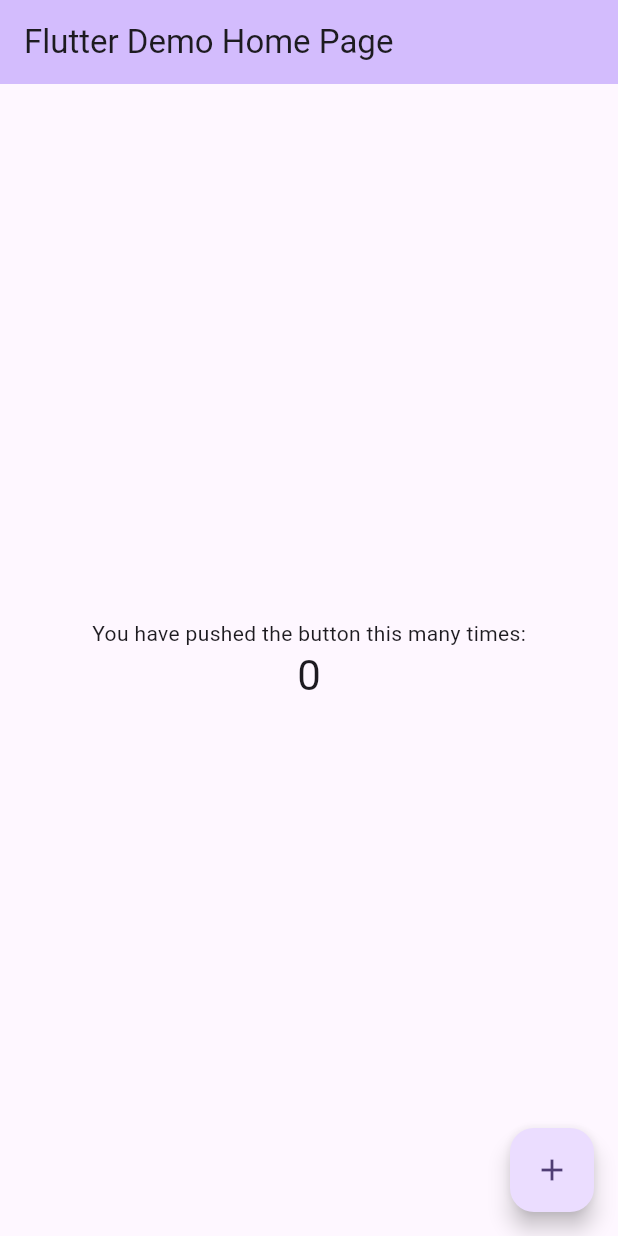
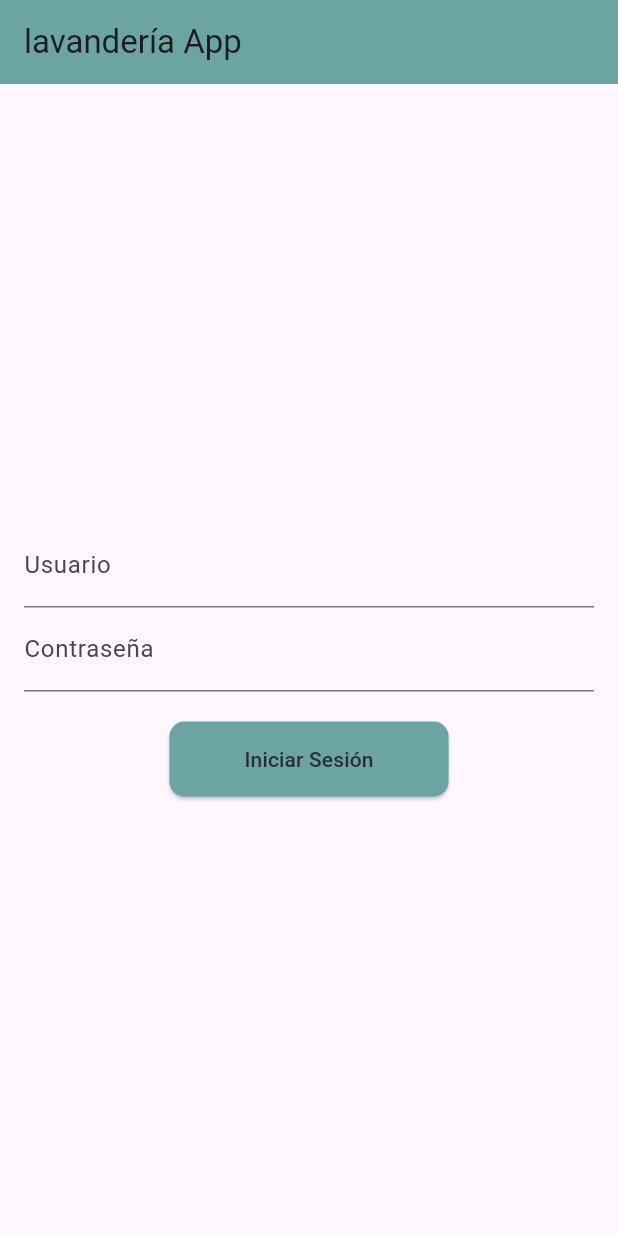
Before and after one commit to MarLiz-SanCam/app_carnet_veterinario, a Flutter app: the screen it shows after launch, on a phone screen of 412 x 824 dp. Run offline on Flutter 3.47's test engine with Material 3 defaults, Android fonts, the light colour scheme and no system bars.

Commit message:
created theme data and color palette

```diff
--- /dev/null
+++ b/lib/app_colors.dart
@@ -0,0 +1,38 @@
+import 'package:flutter/material.dart';
+
+@immutable
+class AppColors extends ThemeExtension<AppColors> {
+  const AppColors({
+    required this.accentuated,
+    required this.overlay,
+    required this.hint,
+  });
+
+  final Color? accentuated;
+  final Color? overlay;
+  final Color? hint;
+
+  @override
+  AppColors copyWith({
+    Color? accentuated,
+    Color? overlay,
+    Color? hint,
+  }) =>
+      AppColors(
+        accentuated: accentuated ?? this.accentuated,
+        overlay: overlay ?? this.overlay,
+        hint: hint ?? this.hint,
+      );
+
+  @override
+  AppColors lerp(AppColors? other, double t) {
+    if (other is! AppColors) {
+      return this;
+    }
+    return AppColors(
+      accentuated: Color.lerp(accentuated, other.accentuated, t),
+      overlay: Color.lerp(overlay, other.overlay, t),
+      hint: Color.lerp(hint, other.hint, t),
+    );
+  }
+}
--- a/lib/main.dart
+++ b/lib/main.dart
@@ -1,125 +1,92 @@
 import 'package:flutter/material.dart';
-
+import 'package:veterinaria_pbd/app_colors.dart';
 void main() {
-  runApp(const MyApp());
+  runApp(MyApp());
 }
 
 class MyApp extends StatelessWidget {
-  const MyApp({super.key});
-
-  // This widget is the root of your application.
   @override
   Widget build(BuildContext context) {
     return MaterialApp(
-      title: 'Flutter Demo',
-      theme: ThemeData(
-        // This is the theme of your application.
-        //
-        // TRY THIS: Try running your application with "flutter run". You'll see
-        // the application has a purple toolbar. Then, without quitting the app,
-        // try changing the seedColor in the colorScheme below to Colors.green
-        // and then invoke "hot reload" (save your changes or press the "hot
-        // reload" button in a Flutter-supported IDE, or press "r" if you used
-        // the command line to start the app).
-        //
-        // Notice that the counter didn't reset back to zero; the application
-        // state is not lost during the reload. To reset the state, use hot
-        // restart instead.
-        //
-        // This works for code too, not just values: Most code changes can be
-        // tested with just a hot reload.
-        colorScheme: ColorScheme.fromSeed(seedColor: Colors.deepPurple),
-        useMaterial3: true,
+      title: 'Lavandería App',
+      theme: ThemeData.light().copyWith(
+        extensions: const[AppColors(
+          accentuated: Color.fromARGB(255, 107, 164, 163),
+          overlay: Color(0xFFb4e6e3),
+          hint: Color(0xFFd8eceb),
+        )],
+        elevatedButtonTheme: ElevatedButtonThemeData(style: ElevatedButton.styleFrom(
+            shape: RoundedRectangleBorder(
+                borderRadius: BorderRadius.circular(10.0)),
+            backgroundColor:  Color.fromARGB(255, 107, 164, 163),
+            foregroundColor: Color(0xff292b2c),
+            padding: const EdgeInsets.symmetric(horizontal: 50, vertical: 15),
+          ),)
       ),
-      home: const MyHomePage(title: 'Flutter Demo Home Page'),
+      home: LoginPage(),
     );
   }
 }
 
-class MyHomePage extends StatefulWidget {
-  const MyHomePage({super.key, required this.title});
-
-  // This widget is the home page of your application. It is stateful, meaning
-  // that it has a State object (defined below) that contains fields that affect
-  // how it looks.
-
-  // This class is the configuration for the state. It holds the values (in this
-  // case the title) provided by the parent (in this case the App widget) and
-  // used by the build method of the State. Fields in a Widget subclass are
-  // always marked "final".
-
-  final String title;
-
+class LoginPage extends StatefulWidget {
   @override
-  State<MyHomePage> createState() => _MyHomePageState();
+  _LoginPageState createState() => _LoginPageState();
 }
 
-class _MyHomePageState extends State<MyHomePage> {
-  int _counter = 0;
+class _LoginPageState extends State<LoginPage> {
+  final _usernameController = TextEditingController();
+  final _passwordController = TextEditingController();
 
-  void _incrementCounter() {
-    setState(() {
-      // This call to setState tells the Flutter framework that something has
-      // changed in this State, which causes it to rerun the build method below
-      // so that the display can reflect the updated values. If we changed
-      // _counter without calling setState(), then the build method would not be
-      // called again, and so nothing would appear to happen.
-      _counter++;
-    });
+  void _login() { // Función para iniciar sesión.
+  //TODO: Agregar lógica de inicio de sesión aquí, esto es solo un ejemplo con un snackbar.
+    final username = _usernameController.text;
+    final password = _passwordController.text;
+
+
+    if (username == 'someone' && password == 'password') {
+
+      ScaffoldMessenger.of(context).showSnackBar(
+        SnackBar(content: Text('Login exitoso')),
+      );
+    } else {
+      // Simula un error de inicio de sesión
+      ScaffoldMessenger.of(context).showSnackBar(
+        SnackBar(content: Text('Usuario o contraseña incorrectos')),
+      );
+    }
   }
 
   @override
   Widget build(BuildContext context) {
-    // This method is rerun every time setState is called, for instance as done
-    // by the _incrementCounter method above.
-    //
-    // The Flutter framework has been optimized to make rerunning build methods
-    // fast, so that you can just rebuild anything that needs updating rather
-    // than having to individually change instances of widgets.
+    var colors = Theme.of(context).extension<AppColors>()!;
     return Scaffold(
       appBar: AppBar(
-        // TRY THIS: Try changing the color here to a specific color (to
-        // Colors.amber, perhaps?) and trigger a hot reload to see the AppBar
-        // change color while the other colors stay the same.
-        backgroundColor: Theme.of(context).colorScheme.inversePrimary,
-        // Here we take the value from the MyHomePage object that was created by
-        // the App.build method, and use it to set our appbar title.
-        title: Text(widget.title),
+        backgroundColor: colors.accentuated,
+        title: Text('lavandería App'),
       ),
-      body: Center(
-        // Center is a layout widget. It takes a single child and positions it
-        // in the middle of the parent.
+      body: Padding(
+
+        padding: EdgeInsets.all(16.0),
         child: Column(
-          // Column is also a layout widget. It takes a list of children and
-          // arranges them vertically. By default, it sizes itself to fit its
-          // children horizontally, and tries to be as tall as its parent.
-          //
-          // Column has various properties to control how it sizes itself and
-          // how it positions its children. Here we use mainAxisAlignment to
-          // center the children vertically; the main axis here is the vertical
-          // axis because Columns are vertical (the cross axis would be
-          // horizontal).
-          //
-          // TRY THIS: Invoke "debug painting" (choose the "Toggle Debug Paint"
-          // action in the IDE, or press "p" in the console), to see the
-          // wireframe for each widget.
           mainAxisAlignment: MainAxisAlignment.center,
           children: <Widget>[
-            const Text(
-              'You have pushed the button this many times:',
+            TextField(
+              controller: _usernameController,
+              decoration: InputDecoration(labelText: 'Usuario'),
             ),
-            Text(
-              '$_counter',
-              style: Theme.of(context).textTheme.headlineMedium,
+            TextField(
+              controller: _passwordController,
+              decoration: InputDecoration(labelText: 'Contraseña'),
+              obscureText: true,
+            ),
+            SizedBox(height: 20),
+            ElevatedButton(
+              onPressed: _login,
+              child: Text('Iniciar Sesión'),
             ),
           ],
         ),
       ),
-      floatingActionButton: FloatingActionButton(
-        onPressed: _incrementCounter,
-        tooltip: 'Increment',
-        child: const Icon(Icons.add),
-      ), // This trailing comma makes auto-formatting nicer for build methods.
     );
   }
 }
```
